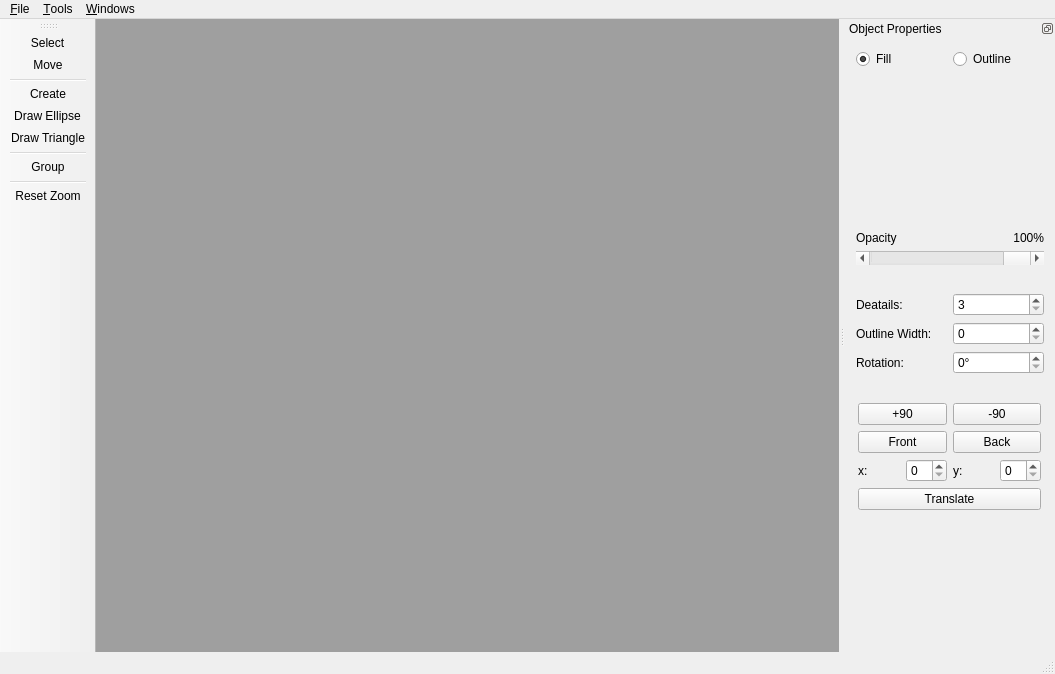
Qt form src/qdrawmainwindow.ui (nayyden/ZVector) before a commit.
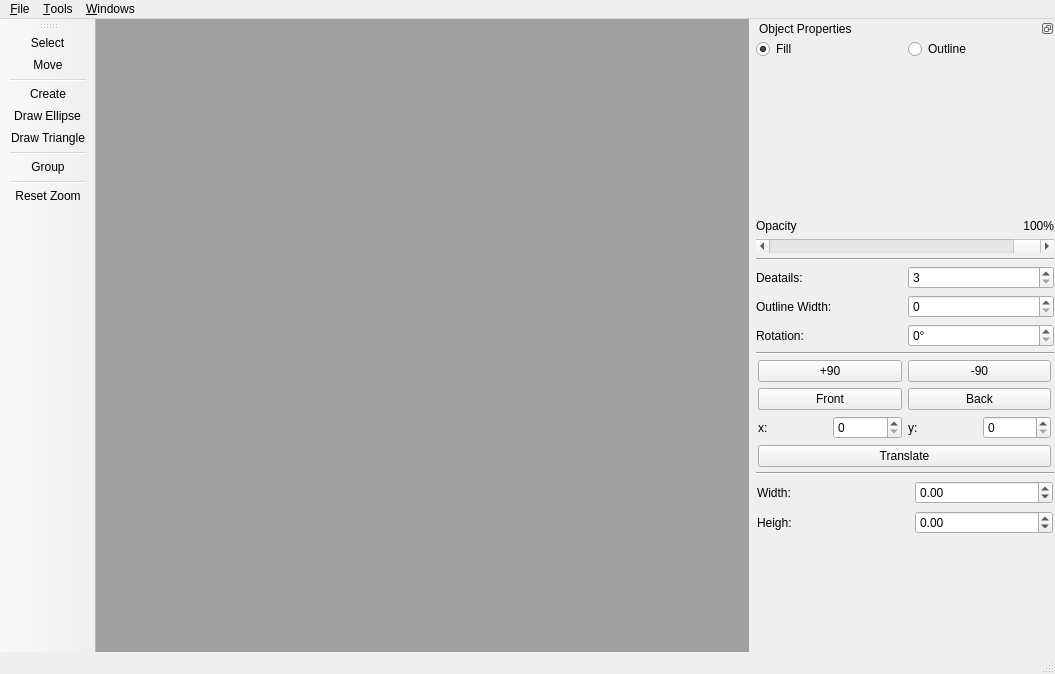
The same form after that commit. Icons and pictures are not drawn. Custom widgets are drawn as their Qt base class.

Commit message: translate buttons

Diff of the .ui file:
```diff
--- a/src/qdrawmainwindow.ui
+++ b/src/qdrawmainwindow.ui
@@ -94,8 +94,8 @@
    </property>
    <property name="minimumSize">
     <size>
-     <width>210</width>
-     <height>491</height>
+     <width>300</width>
+     <height>594</height>
     </size>
    </property>
    <property name="maximumSize">
@@ -125,6 +125,12 @@
    </attribute>
    <widget class="QWidget" name="dockWidgetContents">
     <layout class="QVBoxLayout" name="verticalLayout">
+     <property name="spacing">
+      <number>5</number>
+     </property>
+     <property name="margin">
+      <number>1</number>
+     </property>
      <item>
       <layout class="QHBoxLayout" name="horizontalLayout_3">
        <item>
@@ -149,7 +155,7 @@
      <item>
       <widget class="QtColorTriangle" name="colorTriangle" native="true">
        <property name="sizePolicy">
-        <sizepolicy hsizetype="Preferred" vsizetype="Maximum">
+        <sizepolicy hsizetype="Preferred" vsizetype="Minimum">
          <horstretch>0</horstretch>
          <verstretch>0</verstretch>
         </sizepolicy>
@@ -212,10 +218,17 @@
        </item>
       </layout>
      </item>
+     <item>
+      <widget class="Line" name="line_2">
+       <property name="orientation">
+        <enum>Qt::Horizontal</enum>
+       </property>
+      </widget>
+     </item>
      <item>
       <widget class="QWidget" name="widget_2" native="true">
        <property name="sizePolicy">
-        <sizepolicy hsizetype="Preferred" vsizetype="Expanding">
+        <sizepolicy hsizetype="Preferred" vsizetype="Minimum">
          <horstretch>0</horstretch>
          <verstretch>0</verstretch>
         </sizepolicy>
@@ -288,6 +301,13 @@
        </layout>
       </widget>
      </item>
+     <item>
+      <widget class="Line" name="line">
+       <property name="orientation">
+        <enum>Qt::Horizontal</enum>
+       </property>
+      </widget>
+     </item>
      <item>
       <layout class="QVBoxLayout" name="verticalLayout_7">
        <property name="leftMargin">
@@ -393,6 +413,98 @@
        </item>
       </layout>
      </item>
+     <item>
+      <widget class="Line" name="line_3">
+       <property name="orientation">
+        <enum>Qt::Horizontal</enum>
+       </property>
+      </widget>
+     </item>
+     <item>
+      <widget class="QWidget" name="sizeWidgets" native="true">
+       <property name="sizePolicy">
+        <sizepolicy hsizetype="Minimum" vsizetype="Minimum">
+         <horstretch>0</horstretch>
+         <verstretch>0</verstretch>
+        </sizepolicy>
+       </property>
+       <layout class="QHBoxLayout" name="horizontalLayout_11">
+        <property name="spacing">
+         <number>20</number>
+        </property>
+        <property name="margin">
+         <number>1</number>
+        </property>
+        <item>
+         <widget class="QLabel" name="label_2">
+          <property name="text">
+           <string>Width:</string>
+          </property>
+         </widget>
+        </item>
+        <item>
+         <widget class="QDoubleSpinBox" name="width">
+          <property name="buttonSymbols">
+           <enum>QAbstractSpinBox::UpDownArrows</enum>
+          </property>
+          <property name="accelerated">
+           <bool>false</bool>
+          </property>
+          <property name="suffix">
+           <string notr="true"/>
+          </property>
+          <property name="decimals">
+           <number>2</number>
+          </property>
+          <property name="minimum">
+           <double>-999999999.000000000000000</double>
+          </property>
+          <property name="maximum">
+           <double>999999999.000000000000000</double>
+          </property>
+          <property name="value">
+           <double>0.000000000000000</double>
+          </property>
+         </widget>
+        </item>
+       </layout>
+      </widget>
+     </item>
+     <item>
+      <widget class="QWidget" name="sizeWidgets_2" native="true">
+       <property name="sizePolicy">
+        <sizepolicy hsizetype="Minimum" vsizetype="Minimum">
+         <horstretch>0</horstretch>
+         <verstretch>0</verstretch>
+        </sizepolicy>
+       </property>
+       <layout class="QHBoxLayout" name="horizontalLayout_12">
+        <property name="spacing">
+         <number>20</number>
+        </property>
+        <property name="margin">
+         <number>1</number>
+        </property>
+        <item>
+         <widget class="QLabel" name="label_5">
+          <property name="text">
+           <string>Heigh:</string>
+          </property>
+         </widget>
+        </item>
+        <item>
+         <widget class="QDoubleSpinBox" name="height_2">
+          <property name="minimum">
+           <double>-999999999.000000000000000</double>
+          </property>
+          <property name="maximum">
+           <double>999999999.000000000000000</double>
+          </property>
+         </widget>
+        </item>
+       </layout>
+      </widget>
+     </item>
      <item>
       <widget class="QWidget" name="widget" native="true">
        <property name="sizePolicy">
```
Left out of the diff: 2 changed lines with no effect on the pictures. The commit also changes 6 other files.
